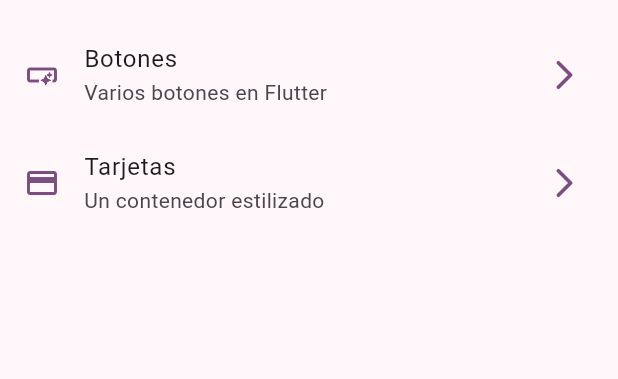
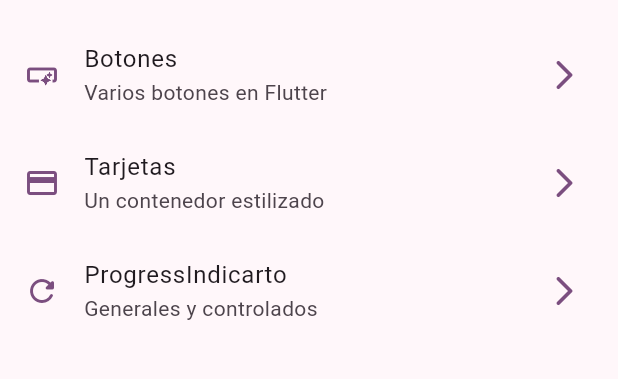
Before and after one commit to Rogerr14/Material-3-Flutter, a Flutter app: the screen it shows after launch, on a phone screen of 412 x 824 dp, the part 63-442 px from its top. Run offline on Flutter 3.47's test engine with Material 3 defaults, Android fonts, the phone set to English and light mode, and no system bars; our stand-ins replace go_router.

Commit message:
Progress indicator complete

```diff
--- a/lib/config/menu/menu_items.dart
+++ b/lib/config/menu/menu_items.dart
@@ -27,4 +27,10 @@ const appMenuItems = <MenuItem>[
     link: '/cards',
     icon: Icons.credit_card,
   ),
+   MenuItem(
+    title: 'ProgressIndicarto',
+    subTitle: 'Generales y controlados',
+    link: '/progress',
+    icon: Icons.refresh_rounded,
+  ),
 ];
--- a/lib/config/router/app_router.dart
+++ b/lib/config/router/app_router.dart
@@ -20,4 +20,9 @@ final appRouter = GoRouter(
     name: CardsScreen.name,
     builder: (context, state) => const CardsScreen(),
   ),
+  GoRoute(
+    path: '/progress',
+    name: ProgressScreen.name,
+    builder: (context, state) => const ProgressScreen(),
+  ),
 ]);
```
Also changed, not shown: lib/presentation/screens/progress/progress__screen.dart (+61 -1 lines).
